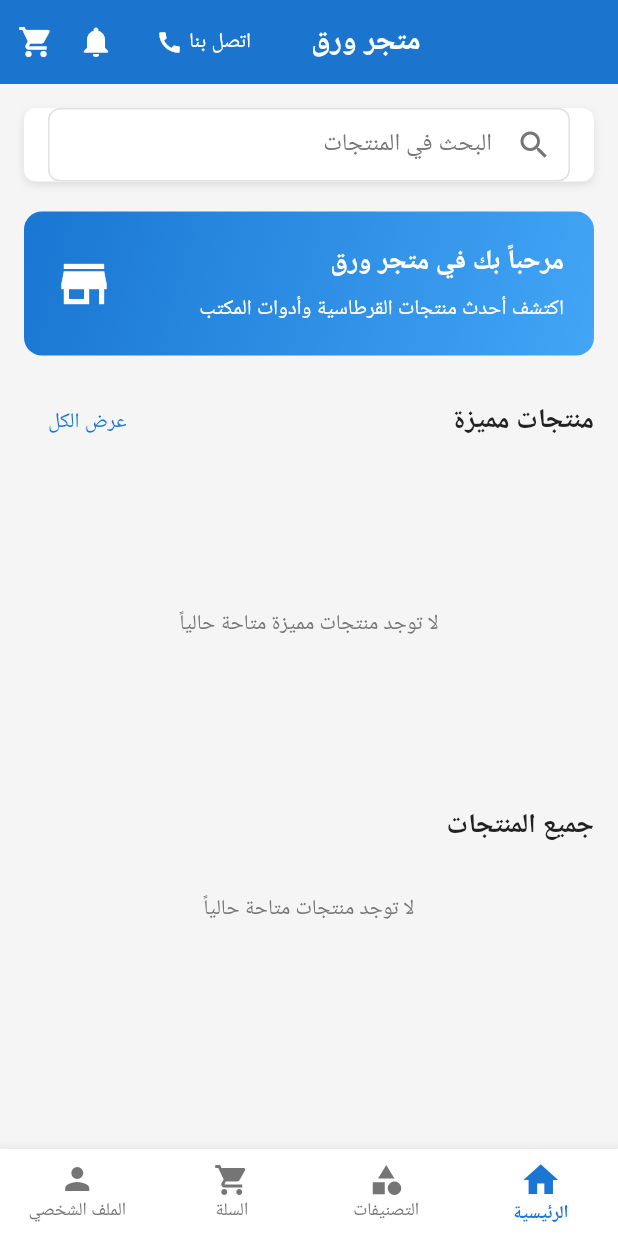
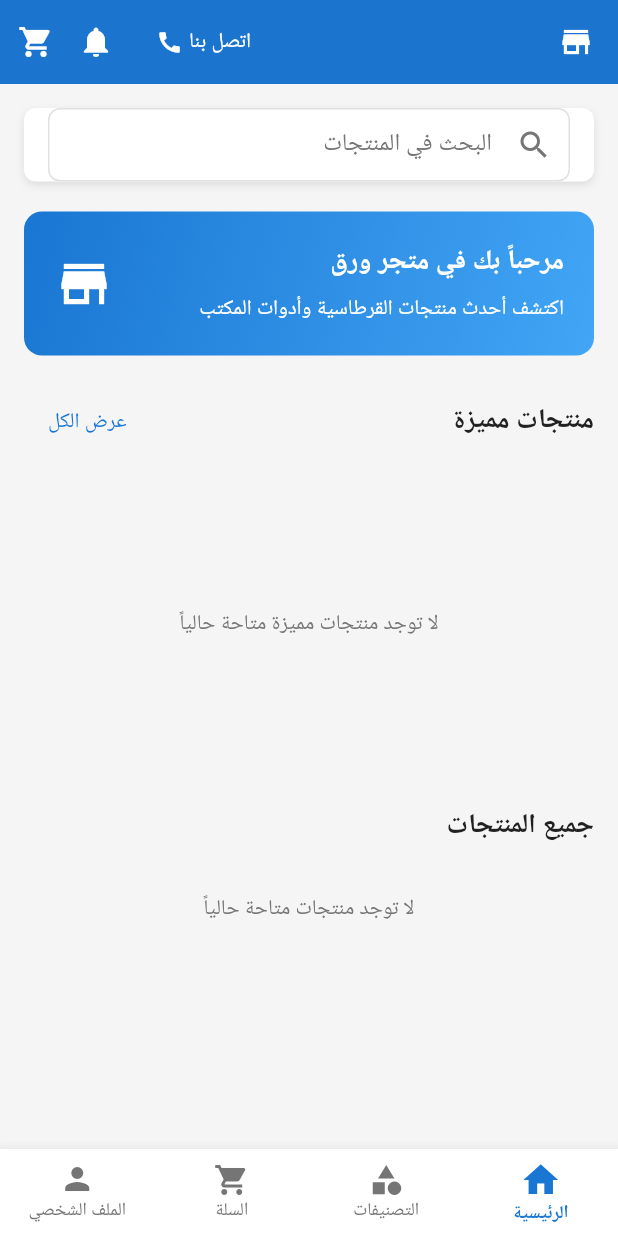
Before and after one commit to aalitariq44/paper-shop, a Flutter app: the screen it shows after launch, on a phone screen of 412 x 824 dp. Run offline on Flutter 3.47's test engine with Material 3 defaults, Android fonts, the phone set to English and light mode, and no system bars; our stand-ins replace cloud_firestore, firebase_auth, firebase_core, google_sign_in, shared_preferences; accounts and stored records are empty.

Commit message:
ازل كلمة متجر ورق واضع على الجانب الاخر مكانها ايقونة تناسب التطبيق

```diff
--- a/lib/presentation/screens/home/home_screen.dart
+++ b/lib/presentation/screens/home/home_screen.dart
@@ -57,7 +57,7 @@ class _HomeScreenState extends State<HomeScreen> {
 
   AppBar _buildAppBar() {
     return AppBar(
-      title: const Text(AppStrings.appName),
+      leading: const Icon(Icons.store, color: AppColors.textLight),
       backgroundColor: AppColors.primaryColor,
       foregroundColor: AppColors.textLight,
       elevation: 2,
```
